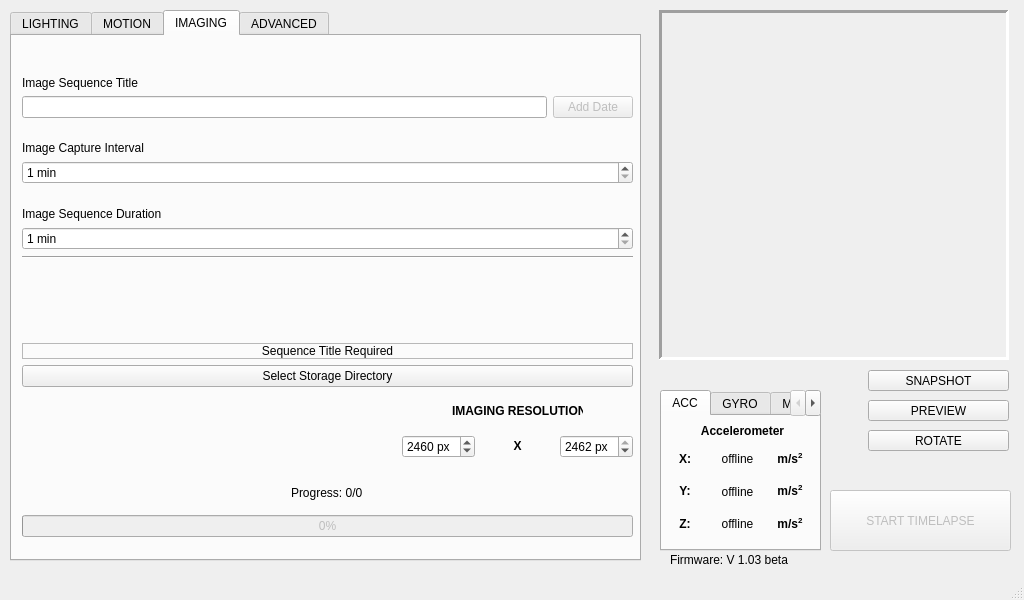
The window that _ui/Clinostat.ui (CoSE-Jerry/3D-Clinostat) describes before a commit, drawn with Qt 5.
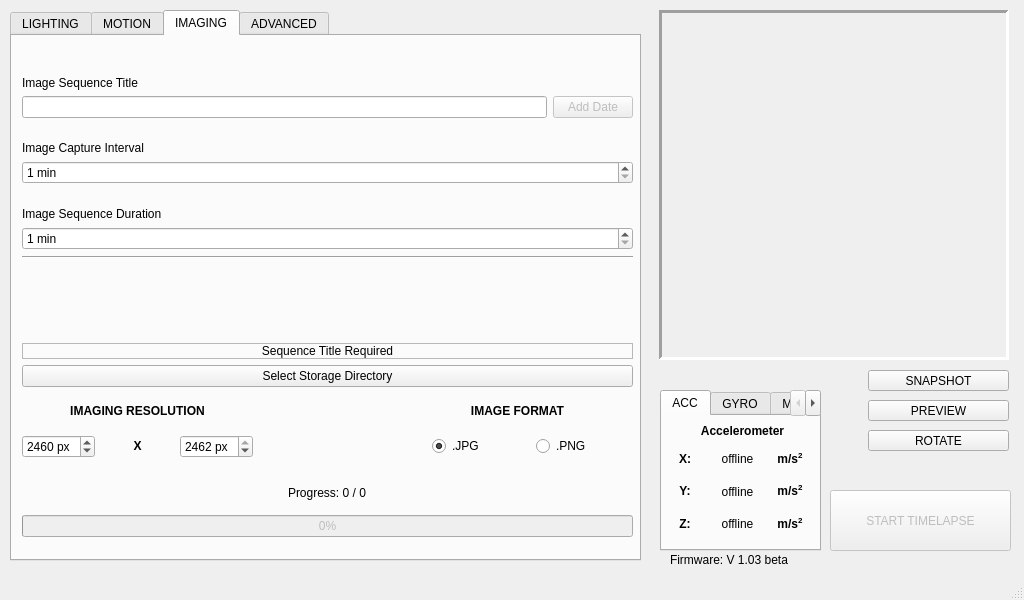
The same window after the commit. The open tabs and pages were chosen to show the change. Icons and pictures are not drawn.

```diff
--- a/_ui/Clinostat.ui
+++ b/_ui/Clinostat.ui
@@ -865,7 +865,7 @@
        <item alignment="Qt::AlignHCenter">
         <widget class="QLabel" name="Progress_Label">
          <property name="text">
-          <string>Progress: 0/0</string>
+          <string>Progress: 0 / 0</string>
          </property>
         </widget>
        </item>
@@ -884,7 +884,7 @@
      <widget class="QWidget" name="horizontalLayoutWidget_5">
       <property name="geometry">
        <rect>
-        <x>390</x>
+        <x>10</x>
         <y>380</y>
         <width>231</width>
         <height>61</height>
@@ -935,9 +935,9 @@
      <widget class="QLabel" name="resolution_label">
       <property name="geometry">
        <rect>
-        <x>440</x>
+        <x>10</x>
         <y>360</y>
-        <width>131</width>
+        <width>231</width>
         <height>31</height>
        </rect>
       </property>
@@ -945,6 +945,48 @@
        <string>&lt;html&gt;&lt;head/&gt;&lt;body&gt;&lt;p align=&quot;center&quot;&gt;&lt;span style=&quot; font-weight:600;&quot;&gt;IMAGING RESOLUTION&lt;/span&gt;&lt;/p&gt;&lt;/body&gt;&lt;/html&gt;</string>
       </property>
      </widget>
+     <widget class="QWidget" name="horizontalLayoutWidget_6">
+      <property name="geometry">
+       <rect>
+        <x>420</x>
+        <y>380</y>
+        <width>201</width>
+        <height>61</height>
+       </rect>
+      </property>
+      <layout class="QHBoxLayout" name="horizontalLayout_7">
+       <item>
+        <widget class="QRadioButton" name="JPG_radioButton">
+         <property name="text">
+          <string>.JPG</string>
+         </property>
+         <property name="checked">
+          <bool>true</bool>
+         </property>
+        </widget>
+       </item>
+       <item>
+        <widget class="QRadioButton" name="PNG_radioButton">
+         <property name="text">
+          <string>.PNG</string>
+         </property>
+        </widget>
+       </item>
+      </layout>
+     </widget>
+     <widget class="QLabel" name="resolution_label_2">
+      <property name="geometry">
+       <rect>
+        <x>390</x>
+        <y>360</y>
+        <width>231</width>
+        <height>31</height>
+       </rect>
+      </property>
+      <property name="text">
+       <string>&lt;html&gt;&lt;head/&gt;&lt;body&gt;&lt;p align=&quot;center&quot;&gt;&lt;span style=&quot; font-weight:600;&quot;&gt;IMAGE FORMAT&lt;/span&gt;&lt;/p&gt;&lt;/body&gt;&lt;/html&gt;</string>
+      </property>
+     </widget>
     </widget>
     <widget class="QWidget" name="core_tab">
      <attribute name="title">
```
Left out of the diff: 2 changed lines with no effect on the pictures.
